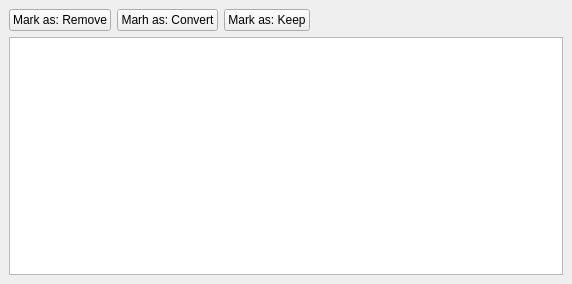
Before: the Qt Designer form src/plan/SharedResourcesDialog.ui in KDE/calligraplan, drawn with Qt 5.
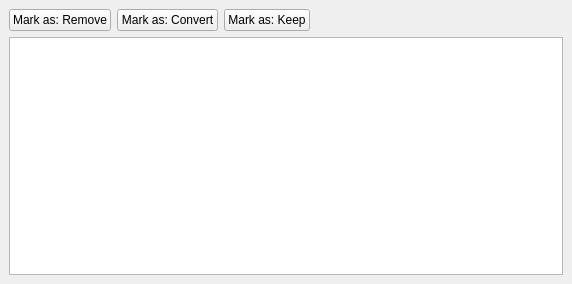
After: the same form once the commit is applied.

The edit to the form file:
```diff
--- a/src/plan/SharedResourcesDialog.ui
+++ b/src/plan/SharedResourcesDialog.ui
@@ -50,7 +50,7 @@
            <string extracomment="@info:tooltip">Mark all selected items to be converted to local resources</string>
           </property>
           <property name="text">
-           <string extracomment="@action:button">Marh as: Convert</string>
+           <string extracomment="@action:button">Mark as: Convert</string>
           </property>
          </widget>
         </item>
```
